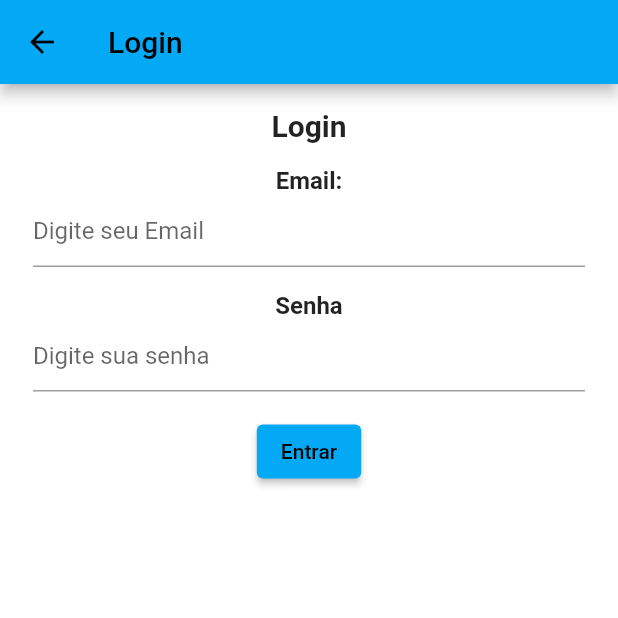
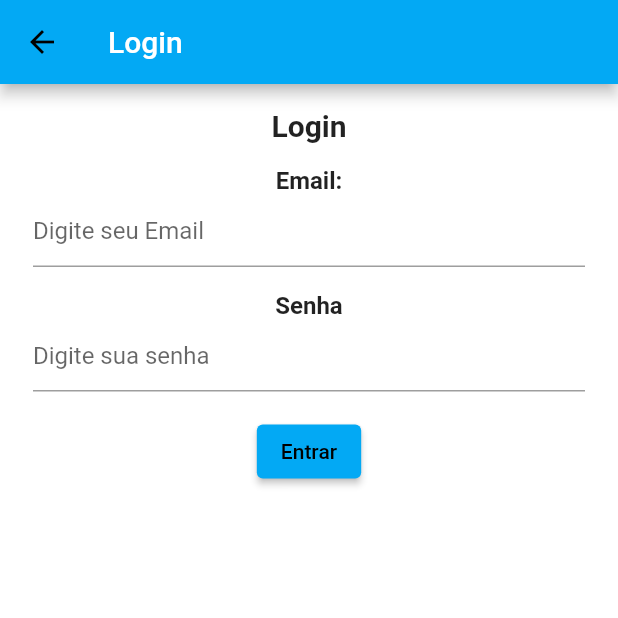
Before and after one commit to GABRIEL-ASSYS/HealthArch-Flutter-2.0, a Flutter app: the screen it shows after launch, after a tap on "Login", on a phone screen of 412 x 824 dp, the top half of it. Run offline on Flutter 3.47's test engine with Material 2 defaults, Android fonts, the phone set to English and light mode, and no system bars; our stand-ins replace cloud_firestore, firebase_auth, firebase_core; accounts and stored records are empty; network calls fail.

Commit message:
Update login_screen.dart

```diff
--- a/lib/screens/Login/login_screen.dart
+++ b/lib/screens/Login/login_screen.dart
@@ -51,7 +51,10 @@ class LoginScreenState extends State<LoginScreen> {
   Widget build(BuildContext context) {
     return Scaffold(
       appBar: AppBar(
-        title: const Text('Login'),
+        title: const Text(
+          'Login',
+          style: TextStyle(color: Colors.white),
+        ),
       ),
       body: Center(
         child: Container(
```
